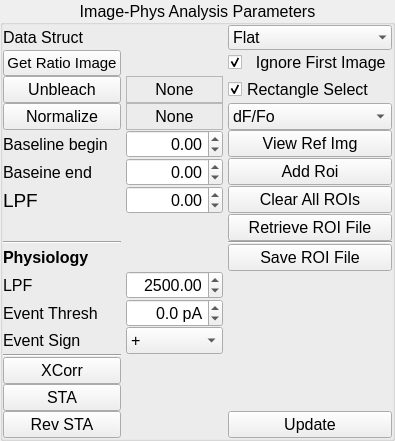
The window that lib/analysis/modules/pbm_ImageAnalysis/ctrlTemplate.ui (acq4/acq4) describes before a commit, drawn with Qt 5.
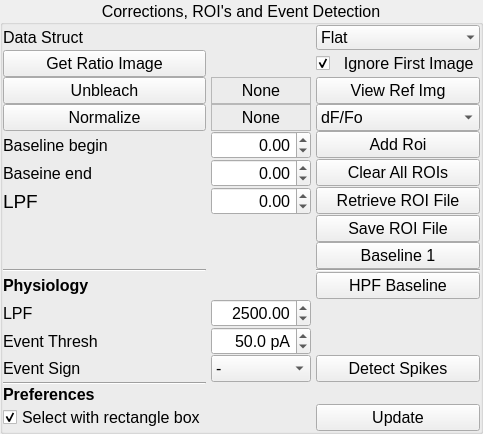
The same window after the commit.

Commit message: Partial implementation in pbm_ImageAnalysis

Patch:
```diff
--- a/lib/analysis/modules/pbm_ImageAnalysis/ctrlTemplate.ui
+++ b/lib/analysis/modules/pbm_ImageAnalysis/ctrlTemplate.ui
@@ -6,7 +6,7 @@
    <rect>
     <x>0</x>
     <y>0</y>
-    <width>358</width>
+    <width>391</width>
     <height>410</height>
    </rect>
   </property>
@@ -38,7 +38,7 @@
    <item row="0" column="0">
     <widget class="QGroupBox" name="groupBox">
      <property name="title">
-      <string>Image-Phys Analysis Parameters</string>
+      <string>Corrections, ROI's and Event Detection</string>
      </property>
      <property name="alignment">
       <set>Qt::AlignCenter</set>
@@ -92,7 +92,7 @@
         </property>
        </widget>
       </item>
-      <item row="13" column="0">
+      <item row="14" column="0">
        <widget class="QLabel" name="label_6">
         <property name="font">
          <font>
@@ -107,7 +107,7 @@
         </property>
        </widget>
       </item>
-      <item row="14" column="0">
+      <item row="15" column="0">
        <widget class="QLabel" name="label_7">
         <property name="font">
          <font>
@@ -158,7 +158,7 @@
        <widget class="QPushButton" name="ImagePhys_getRatio">
         <property name="font">
          <font>
-          <pointsize>11</pointsize>
+          <pointsize>12</pointsize>
          </font>
         </property>
         <property name="text">
@@ -198,7 +198,7 @@
         </property>
        </widget>
       </item>
-      <item row="16" column="0">
+      <item row="17" column="0">
        <widget class="QLabel" name="label_4">
         <property name="font">
          <font>
@@ -211,7 +211,7 @@
         </property>
        </widget>
       </item>
-      <item row="17" column="0">
+      <item row="18" column="0">
        <widget class="QLabel" name="label_2">
         <property name="font">
          <font>
@@ -223,46 +223,20 @@
         </property>
        </widget>
       </item>
-      <item row="12" column="0">
+      <item row="13" column="0">
        <widget class="Line" name="line">
         <property name="orientation">
          <enum>Qt::Horizontal</enum>
         </property>
        </widget>
       </item>
-      <item row="12" column="3">
+      <item row="13" column="3">
        <widget class="Line" name="line_2">
         <property name="orientation">
          <enum>Qt::Horizontal</enum>
         </property>
        </widget>
       </item>
-      <item row="22" column="0">
-       <widget class="QPushButton" name="pushButton_2">
-        <property name="text">
-         <string>STA</string>
-        </property>
-       </widget>
-      </item>
-      <item row="20" column="0">
-       <widget class="QPushButton" name="pushButton">
-        <property name="font">
-         <font>
-          <pointsize>12</pointsize>
-         </font>
-        </property>
-        <property name="text">
-         <string>XCorr</string>
-        </property>
-       </widget>
-      </item>
-      <item row="23" column="0">
-       <widget class="QPushButton" name="pushButton_3">
-        <property name="text">
-         <string>Rev STA</string>
-        </property>
-       </widget>
-      </item>
       <item row="7" column="3">
        <widget class="QComboBox" name="ImagePhys_ImgMethod">
         <property name="font">
@@ -422,20 +396,7 @@
         </property>
        </widget>
       </item>
-      <item row="8" column="3">
-       <widget class="QPushButton" name="ImagePhys_View">
-        <property name="font">
-         <font>
-          <family>Arial</family>
-          <pointsize>12</pointsize>
-         </font>
-        </property>
-        <property name="text">
-         <string>View Ref Img</string>
-        </property>
-       </widget>
-      </item>
-      <item row="14" column="1">
+      <item row="15" column="1">
        <widget class="QDoubleSpinBox" name="ImagePhys_PhysLPF">
         <property name="font">
          <font>
@@ -457,7 +418,7 @@
         </property>
        </widget>
       </item>
-      <item row="16" column="1">
+      <item row="17" column="1">
        <widget class="QDoubleSpinBox" name="ImagePhys_PhysThresh">
         <property name="font">
          <font>
@@ -475,17 +436,29 @@
          <number>1</number>
         </property>
         <property name="minimum">
-         <double>-100.000000000000000</double>
+         <double>0.000000000000000</double>
+        </property>
+        <property name="maximum">
+         <double>2000.000000000000000</double>
+        </property>
+        <property name="singleStep">
+         <double>5.000000000000000</double>
+        </property>
+        <property name="value">
+         <double>50.000000000000000</double>
         </property>
        </widget>
       </item>
-      <item row="17" column="1">
+      <item row="18" column="1">
        <widget class="QComboBox" name="ImagePhys_PhysSign">
         <property name="font">
          <font>
           <pointsize>12</pointsize>
          </font>
         </property>
+        <property name="currentIndex">
+         <number>1</number>
+        </property>
         <item>
          <property name="text">
           <string>+</string>
@@ -498,14 +471,90 @@
         </item>
        </widget>
       </item>
-      <item row="18" column="0">
+      <item row="19" column="0">
        <widget class="Line" name="line_5">
         <property name="orientation">
          <enum>Qt::Horizontal</enum>
         </property>
        </widget>
       </item>
-      <item row="9" column="3">
+      <item row="22" column="0">
+       <widget class="QCheckBox" name="ImagePhys_RectSelect">
+        <property name="text">
+         <string>Select with rectangle box</string>
+        </property>
+        <property name="checked">
+         <bool>true</bool>
+        </property>
+       </widget>
+      </item>
+      <item row="20" column="0">
+       <widget class="QLabel" name="label_9">
+        <property name="enabled">
+         <bool>true</bool>
+        </property>
+        <property name="sizePolicy">
+         <sizepolicy hsizetype="Preferred" vsizetype="Fixed">
+          <horstretch>0</horstretch>
+          <verstretch>20</verstretch>
+         </sizepolicy>
+        </property>
+        <property name="font">
+         <font>
+          <pointsize>12</pointsize>
+          <weight>75</weight>
+          <bold>true</bold>
+         </font>
+        </property>
+        <property name="text">
+         <string>Preferences</string>
+        </property>
+       </widget>
+      </item>
+      <item row="22" column="3">
+       <widget class="QPushButton" name="ImagePhys_Update">
+        <property name="font">
+         <font>
+          <pointsize>12</pointsize>
+         </font>
+        </property>
+        <property name="text">
+         <string>Update</string>
+        </property>
+       </widget>
+      </item>
+      <item row="18" column="3">
+       <widget class="QPushButton" name="ImagePhys_DetectSpikes">
+        <property name="minimumSize">
+         <size>
+          <width>5</width>
+          <height>0</height>
+         </size>
+        </property>
+        <property name="font">
+         <font>
+          <pointsize>12</pointsize>
+         </font>
+        </property>
+        <property name="text">
+         <string>Detect Spikes</string>
+        </property>
+       </widget>
+      </item>
+      <item row="6" column="3">
+       <widget class="QPushButton" name="ImagePhys_View">
+        <property name="font">
+         <font>
+          <family>Arial</family>
+          <pointsize>12</pointsize>
+         </font>
+        </property>
+        <property name="text">
+         <string>View Ref Img</string>
+        </property>
+       </widget>
+      </item>
+      <item row="8" column="3">
        <widget class="QPushButton" name="ImagePhys_addRoi">
         <property name="font">
          <font>
@@ -517,7 +566,7 @@
         </property>
        </widget>
       </item>
-      <item row="10" column="3">
+      <item row="9" column="3">
        <widget class="QPushButton" name="ImagePhys_clearRoi">
         <property name="font">
          <font>
@@ -529,39 +578,41 @@
         </property>
        </widget>
       </item>
-      <item row="23" column="3">
-       <widget class="QPushButton" name="ImagePhys_Update">
-        <property name="font">
-         <font>
-          <pointsize>12</pointsize>
-         </font>
-        </property>
-        <property name="text">
-         <string>Update</string>
-        </property>
-       </widget>
-      </item>
-      <item row="11" column="3">
+      <item row="10" column="3">
        <widget class="QPushButton" name="ImagePhys_RetrieveROI">
+        <property name="font">
+         <font>
+          <pointsize>12</pointsize>
+         </font>
+        </property>
         <property name="text">
          <string>Retrieve ROI File</string>
         </property>
        </widget>
       </item>
-      <item row="13" column="3">
+      <item row="11" column="3">
        <widget class="QPushButton" name="ImagePhys_SaveROI">
+        <property name="font">
+         <font>
+          <pointsize>12</pointsize>
+         </font>
+        </property>
         <property name="text">
          <string>Save ROI File</string>
         </property>
        </widget>
       </item>
-      <item row="6" column="3">
-       <widget class="QCheckBox" name="ImagePhys_RectSelect">
+      <item row="12" column="3">
+       <widget class="QPushButton" name="ImagePhys_CorrTool_BL1">
         <property name="text">
-         <string>Rectangle Select</string>
+         <string>Baseline 1</string>
         </property>
-        <property name="checked">
-         <bool>true</bool>
+       </widget>
+      </item>
+      <item row="14" column="3">
+       <widget class="QPushButton" name="ImagePhys_CorrTool_HPF">
+        <property name="text">
+         <string>HPF Baseline</string>
         </property>
        </widget>
       </item>
```
The commit also changes 58 other files.
